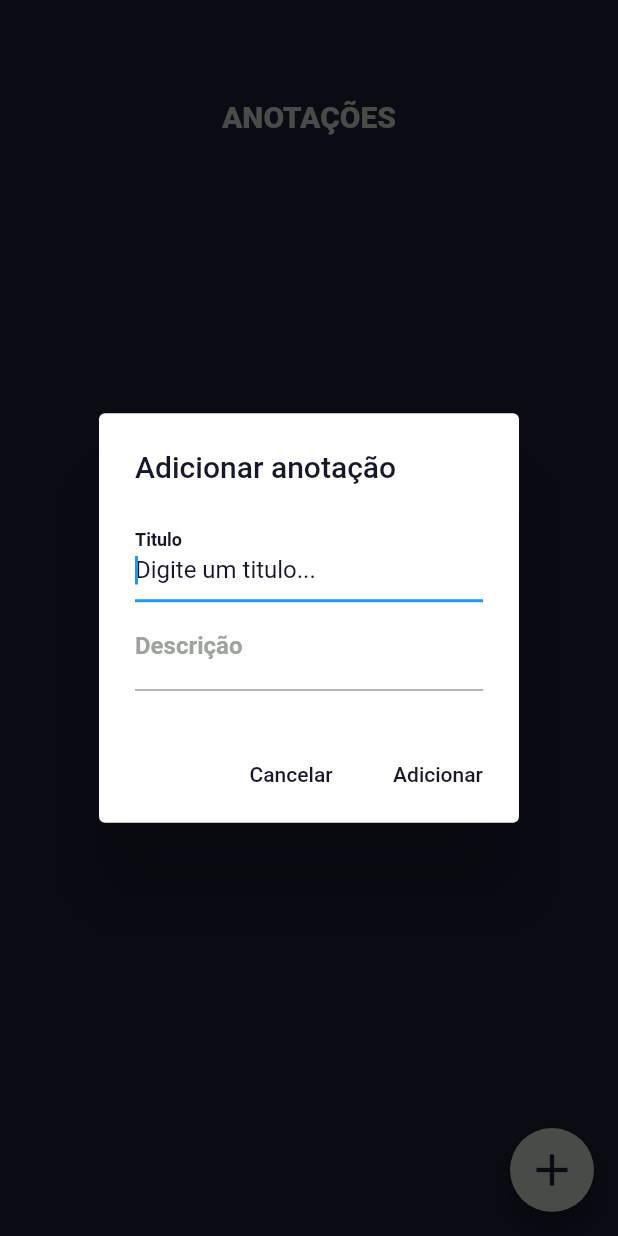
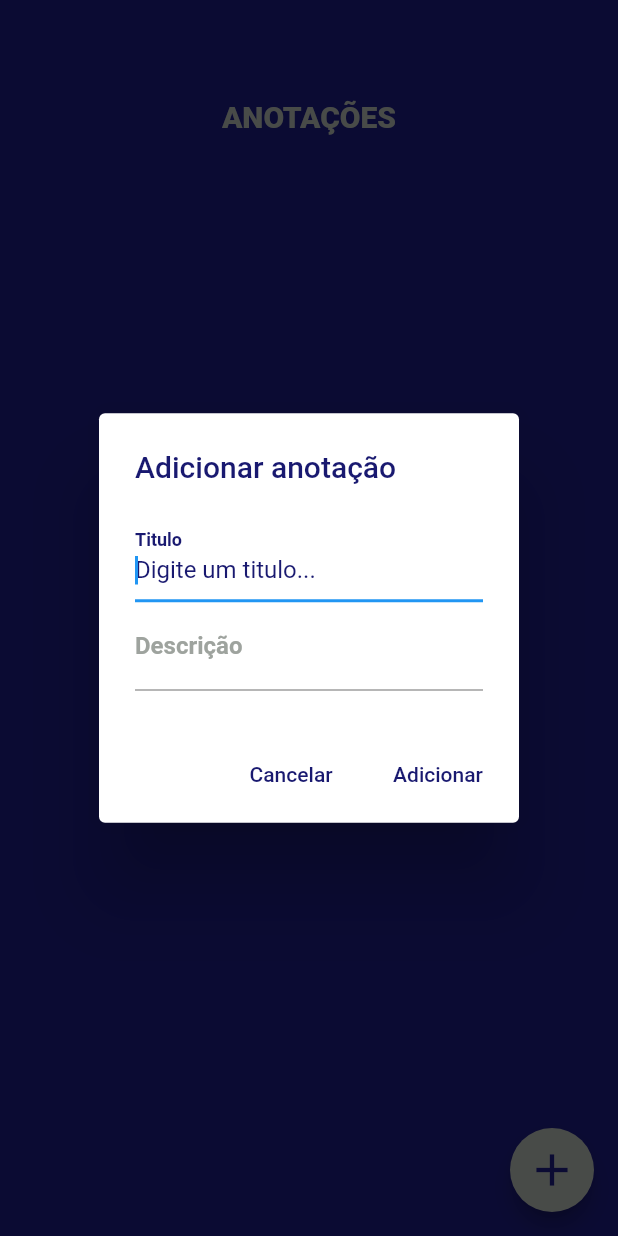
Before and after one commit to Wellington-Siqueira/anotacoesFlutter, a Flutter app: the TarefasSalvas screen opened directly, after a tap on the "add" icon, on a phone screen of 412 x 824 dp. Run offline on Flutter 3.47's test engine with Material 2 defaults, Android fonts, the phone set to English and light mode, and no system bars; our stand-ins replace sqflite; accounts and stored records are empty.

Commit message:
atualização de interface

```diff
--- a/lib/anotação/Anotacao.dart
+++ b/lib/anotação/Anotacao.dart
@@ -99,9 +99,10 @@
                   decoration: InputDecoration(
                       labelText: "Descrição",
                       hintText: "Digite a anotação...",
-                      hintStyle: TextStyle(color: Color(corBorda)),
+                      hintStyle: TextStyle(color: Color(corDetalhe)),
                       labelStyle: TextStyle(
-                          color: Color(corBorda), fontWeight: FontWeight.w600)),
+                          color: Color(corDetalhe),
+                          fontWeight: FontWeight.w600)),
                 )
               ],
             ),
@@ -153,7 +154,7 @@
             child: Text(
               "ANOTAÇÕES",
               style: TextStyle(
-                  color: Color(corBorda),
+                  color: Color(corDetalhe),
                   fontSize: 20,
                   fontWeight: FontWeight.w900),
             ),
@@ -222,7 +223,7 @@
       floatingActionButton: FloatingActionButton(
         child: Icon(Icons.add, size: 36),
         foregroundColor: Color(backgroudcolor),
-        backgroundColor: Color(corBorda),
+        backgroundColor: Color(corDetalhe),
         onPressed: () {
           _exibirCriarAnotacao();
         },
--- a/lib/constants.dart
+++ b/lib/constants.dart
@@ -1,3 +1,2 @@
-const backgroudcolor = 0xff161729;
-const corBorda = 0xff9EA39E;
-const corRelogio = 0xff161750;
+const backgroudcolor = 0xff191970;
+const corDetalhe = 0xff9EA39E;
--- a/lib/relogio/horaDigital.dart
+++ /dev/null
@@ -1,40 +0,0 @@
-import 'dart:async';
-import 'package:flutter/material.dart';
-import 'package:intl/intl.dart';
-
-import '../constants.dart';
-
-// ignore: camel_case_types
-class horaDigital extends StatefulWidget {
-  @override
-  _horaDigitalState createState() => _horaDigitalState();
-}
-
-// ignore: camel_case_types
-class _horaDigitalState extends State<horaDigital> {
-  @override
-  void initState() {
-    Timer.periodic(Duration(seconds: 1), (timer) {
-      setState(() {});
-    });
-    super.initState();
-  }
-
-  @override
-  Widget build(BuildContext context) {
-    var now = DateTime.now();
-    var horas = DateFormat('HH:mm:ss').format(now);
-    return Column(
-      mainAxisAlignment: MainAxisAlignment.center,
-      children: [
-        Text(
-          horas,
-          style: TextStyle(
-              color: Color(corBorda),
-              fontSize: 50,
-              fontWeight: FontWeight.w900),
-        ),
-      ],
-    );
-  }
-}
```
Also changed, not shown: lib/Homepage.dart (+1 -24 lines), lib/relogio/clock_draw.dart (deleted, +0 -123 lines), lib/relogio/telaRelogio.dart (deleted, +0 -29 lines).
